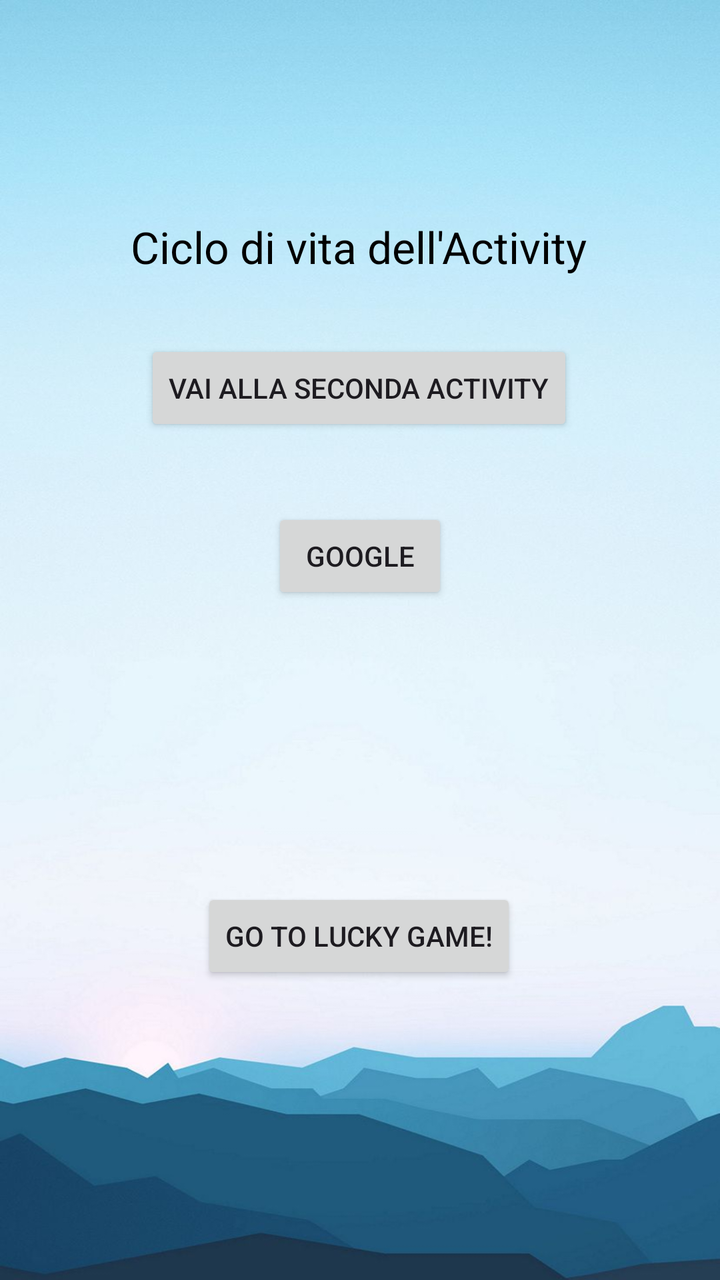
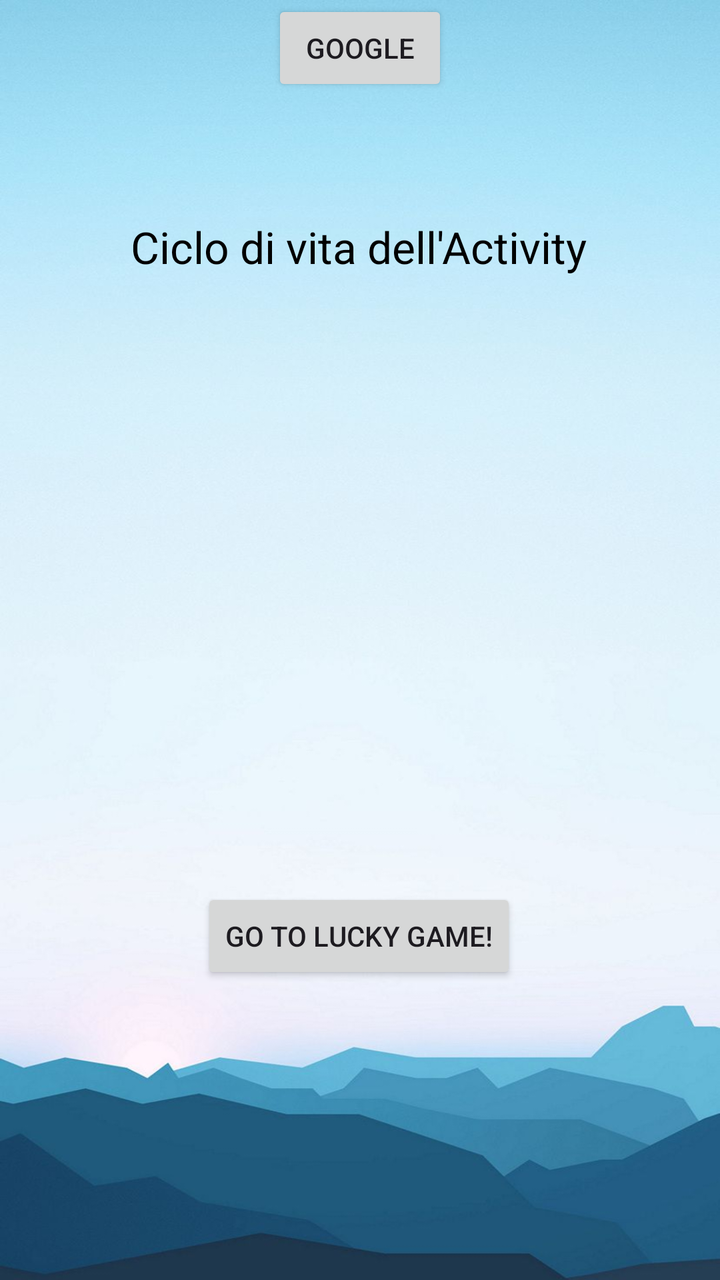

The first picture is an Android layout as it rendered before a commit; the second is the same layout after the commit. The layout source and the unified diff follow.
<!-- AndroidManifest.xml: activity theme Theme.App_life_cycle -->
<!-- res/layout/activity_main.xml -->
<?xml version="1.0" encoding="utf-8"?>
<androidx.constraintlayout.widget.ConstraintLayout xmlns:android="http://schemas.android.com/apk/res/android"
    xmlns:app="http://schemas.android.com/apk/res-auto"
    xmlns:tools="http://schemas.android.com/tools"
    android:background="@drawable/hoem"
    android:layout_width="match_parent"
    android:layout_height="match_parent">

    <TextView
        android:id="@+id/txtTitolo"
        android:layout_width="wrap_content"
        android:layout_height="wrap_content"
        android:text="Ciclo di vita dell'Activity"
        android:textColor="@color/black"
        android:textSize="22sp"
        app:layout_constraintBottom_toBottomOf="parent"
        app:layout_constraintEnd_toEndOf="parent"
        app:layout_constraintHorizontal_bias="0.497"
        app:layout_constraintStart_toStartOf="parent"
        app:layout_constraintTop_toTopOf="parent"
        app:layout_constraintVertical_bias="0.178" />

    <Button
        android:id="@+id/btnGoToSecond"
        android:layout_width="wrap_content"
        android:layout_height="wrap_content"
        android:layout_marginTop="32dp"
        android:text="Vai alla Seconda Activity"
        app:layout_constraintEnd_toEndOf="@+id/txtTitolo"
        app:layout_constraintStart_toStartOf="@+id/txtTitolo"
        app:layout_constraintTop_toBottomOf="@id/txtTitolo" />

    <Button
        android:id="@+id/btnGoogle"
        android:layout_width="wrap_content"
        android:layout_height="wrap_content"
        android:layout_marginTop="36dp"
        android:text="Google"
        app:layout_constraintEnd_toEndOf="@+id/txtTitolo"
        app:layout_constraintHorizontal_bias="0.503"
        app:layout_constraintStart_toStartOf="@+id/txtTitolo"
        app:layout_constraintTop_toBottomOf="@+id/btnGoToSecond" />

    <Button
        android:id="@+id/btnLucky"
        android:layout_width="wrap_content"
        android:layout_height="wrap_content"
        android:layout_marginBottom="148dp"
        android:text="Go to Lucky Game!"
        app:layout_constraintBottom_toBottomOf="parent"
        app:layout_constraintEnd_toEndOf="@+id/txtTitolo"
        app:layout_constraintStart_toStartOf="@+id/txtTitolo" />

</androidx.constraintlayout.widget.ConstraintLayout>
<!-- resources referenced by this layout -->
<resources>
  <color name="black">#FF000000</color>
  <!-- drawable hoem: jpg bitmap (drawable, 47264 bytes) -->
  <style name="Theme.App_life_cycle" parent="android:Theme.Material.Light.NoActionBar" />
</resources>

<!-- the commit's change to res/layout/activity_main.xml (unified diff, before → after) -->
@@ -20,26 +20,16 @@
         app:layout_constraintTop_toTopOf="parent"
         app:layout_constraintVertical_bias="0.178" />
 
-    <Button
-        android:id="@+id/btnGoToSecond"
-        android:layout_width="wrap_content"
-        android:layout_height="wrap_content"
-        android:layout_marginTop="32dp"
-        android:text="Vai alla Seconda Activity"
-        app:layout_constraintEnd_toEndOf="@+id/txtTitolo"
-        app:layout_constraintStart_toStartOf="@+id/txtTitolo"
-        app:layout_constraintTop_toBottomOf="@id/txtTitolo" />
 
     <Button
         android:id="@+id/btnGoogle"
         android:layout_width="wrap_content"
         android:layout_height="wrap_content"
-        android:layout_marginTop="36dp"
         android:text="Google"
         app:layout_constraintEnd_toEndOf="@+id/txtTitolo"
         app:layout_constraintHorizontal_bias="0.503"
         app:layout_constraintStart_toStartOf="@+id/txtTitolo"
-        app:layout_constraintTop_toBottomOf="@+id/btnGoToSecond" />
+        tools:layout_editor_absoluteY="258dp" />
 
     <Button
         android:id="@+id/btnLucky"
